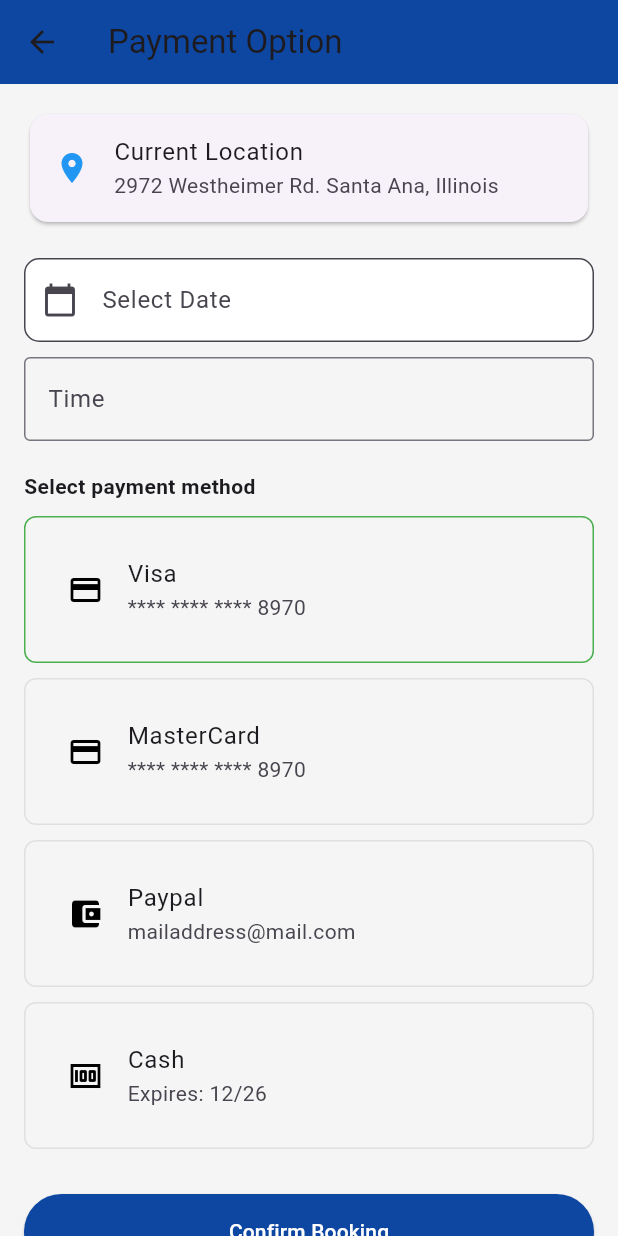
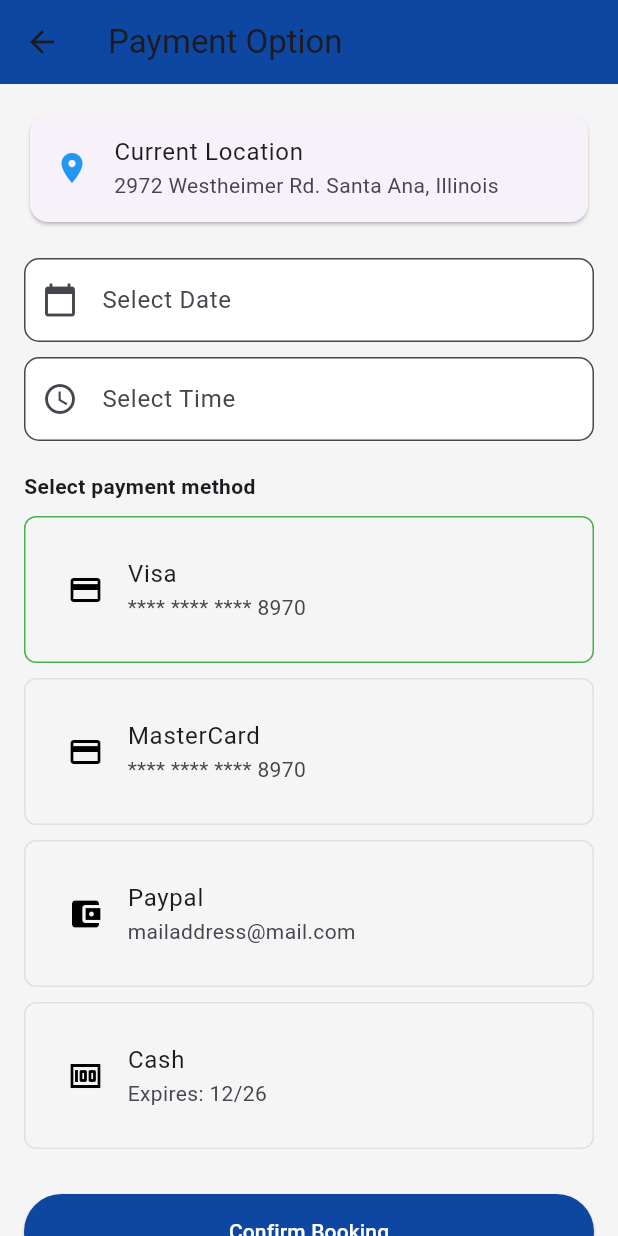
Before and after one commit to emalshahirun/FixMate, a Flutter app: the PaymentOptionPage screen opened directly, on a phone screen of 412 x 824 dp. Run offline on Flutter 3.47's test engine with Material 3 defaults, Android fonts, the phone set to English and light mode, and no system bars; our stand-ins replace cloud_firestore, firebase_auth, firebase_core, flutter_map, latlong2; accounts and stored records are empty.

Commit message:
displays the selected time

```diff
--- a/lib/payment.dart
+++ b/lib/payment.dart
@@ -101,12 +101,22 @@ class _PaymentOptionPageState extends State<PaymentOptionPage> {
                 ),
               ),
             ),
+
             const SizedBox(height: 10),
+
+            // Time Field
             TextField(
               controller: timeController,
-              decoration: const InputDecoration(
-                hintText: "Time",
-                border: OutlineInputBorder(),
+              readOnly: true,
+              onTap: pickTime,
+              decoration: InputDecoration(
+                prefixIcon: const Icon(Icons.access_time),
+                hintText: "Select Time",
+                filled: true,
+                fillColor: Colors.white,
+                border: OutlineInputBorder(
+                  borderRadius: BorderRadius.circular(10),
+                ),
               ),
             ),
             const SizedBox(height: 20),
```
